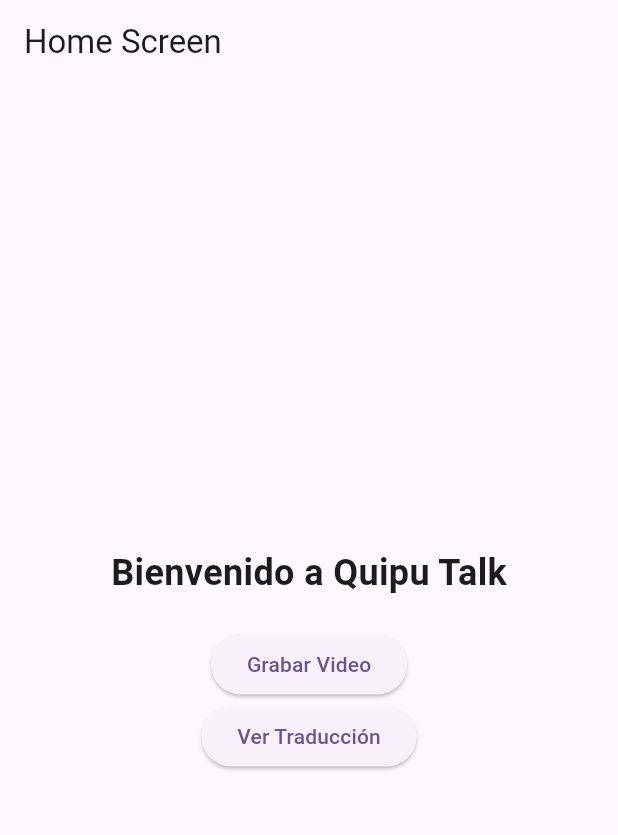
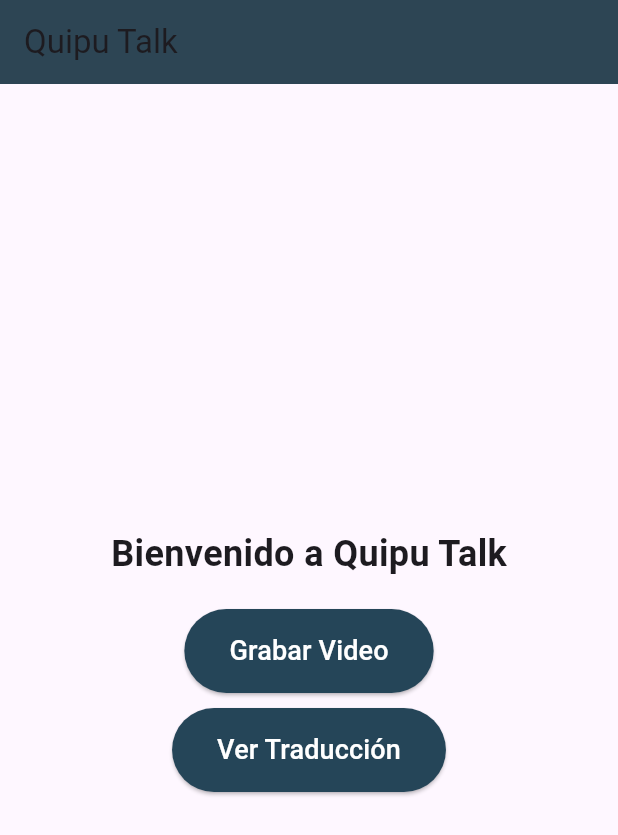
Before and after one commit to QuipuTalk/mobile, a Flutter app: the screen it shows after launch, after a tap on "Ver Traducción", on a phone screen of 412 x 824 dp. Shown: the top 835 px of the screen. Run offline on Flutter 3.47's test engine with Material 3 defaults, Android fonts, the phone set to English and light mode, and no system bars; our stand-ins replace camera, connectivity_plus, permission_handler, video_player; missing offline and left inert: video_trimmer; network calls fail.

Commit message:
feat: cut video working

```diff
--- a/lib/screens/home_screen.dart
+++ b/lib/screens/home_screen.dart
@@ -10,32 +10,26 @@ class HomeScreen extends StatefulWidget {
 }
 
 class _HomeScreenState extends State<HomeScreen> {
-  late Connectivity _connectivity;
-  late Stream<ConnectivityResult> _connectivityStream;
+  final Connectivity _connectivity = Connectivity();
   bool _isConnected = true;
 
   @override
   void initState() {
     super.initState();
-    _connectivity = Connectivity();
-    _connectivityStream = _connectivity.onConnectivityChanged;
     _initializeConnectivity();
-    _connectivityStream.listen((ConnectivityResult result) {
-      _updateConnectionStatus(result);
-    });
+    _connectivity.onConnectivityChanged.listen(_updateConnectionStatus);
   }
 
   Future<void> _initializeConnectivity() async {
-    ConnectivityResult result;
     try {
-      result = await _connectivity.checkConnectivity();
+      final result = await _connectivity.checkConnectivity();
+      _updateConnectionStatus(result);
     } catch (e) {
-      result = ConnectivityResult.none;
+      _updateConnectionStatus(ConnectivityResult.none);
     }
-    return _updateConnectionStatus(result);
   }
 
-  Future<void> _updateConnectionStatus(ConnectivityResult result) async {
+  void _updateConnectionStatus(ConnectivityResult result) {
     final bool previousConnectionStatus = _isConnected;
     setState(() {
       _isConnected = result != ConnectivityResult.none;
@@ -56,11 +50,24 @@ class _HomeScreenState extends State<HomeScreen> {
     );
   }
 
+  void _navigateToCameraScreen() {
+    Navigator.push(
+      context,
+      MaterialPageRoute(builder: (context) => const CameraScreen()),
+    );
+  }
+
+  void _showTranslation() {
+    // Implement the translation viewing functionality here
+    print('Viewing translation');
+  }
+
   @override
   Widget build(BuildContext context) {
     return Scaffold(
       appBar: AppBar(
-        title: const Text('Home Screen'),
+        title: const Text('Quipu Talk'),
+        backgroundColor: const Color(0xFF2D4554),
       ),
       body: Center(
         child: Column(
@@ -71,28 +78,24 @@ class _HomeScreenState extends State<HomeScreen> {
               style: TextStyle(fontSize: 24, fontWeight: FontWeight.bold),
             ),
             const SizedBox(height: 20),
-            ElevatedButton(
-              onPressed: _isConnected
-                  ? () {
-                Navigator.push(
-                  context,
-                  MaterialPageRoute(builder: (context) => const CameraScreen()),
-                );
-              }
-                  : null,
-              child: const Text('Grabar Video'),
-            ),
-            ElevatedButton(
-              onPressed: _isConnected
-                  ? () {
-                // Acción para ver traducción, puedes cambiar esto según la funcionalidad que quieras
-              }
-                  : null,
-              child: const Text('Ver Traducción'),
-            ),
+            _buildButton('Grabar Video', _navigateToCameraScreen),
+            const SizedBox(height: 10),
+            _buildButton('Ver Traducción', _showTranslation),
           ],
         ),
       ),
     );
   }
+
+  Widget _buildButton(String text, VoidCallback onPressed) {
+    return ElevatedButton(
+      onPressed: _isConnected ? onPressed : null,
+      style: ElevatedButton.styleFrom(
+        foregroundColor: Colors.white,
+        backgroundColor: const Color(0xFF254558), // Color en hexadecimal
+        padding: const EdgeInsets.symmetric(horizontal: 30, vertical: 15),
+      ),
+      child: Text(text, style: const TextStyle(fontSize: 18)),
+    );
+  }
 }
--- a/pubspec.yaml
+++ b/pubspec.yaml
@@ -39,7 +39,7 @@ dependencies:
   # The following adds the Cupertino Icons font to your application.
   # Use with the CupertinoIcons class for iOS style icons.
   cupertino_icons: ^1.0.8
-  video_trimmer: ^3.0.1
+  video_trimmer: ^3.0.0
   file_picker: ^8.1.3
   permission_handler: ^10.2.0
   connectivity_plus: ^3.0.0
```
Also changed, not shown: lib/screens/camera/video_screen.dart (+21 -36 lines), 2 other files.
